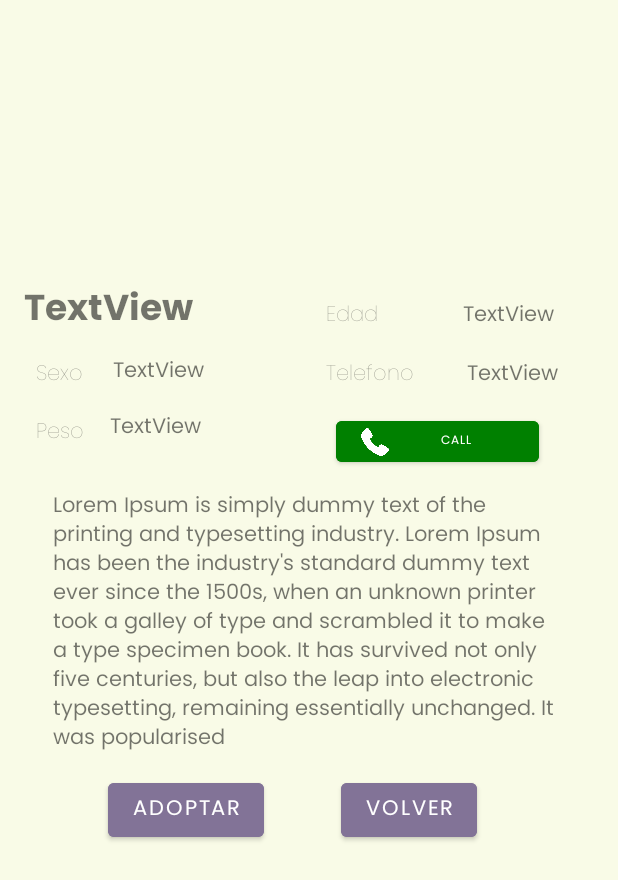
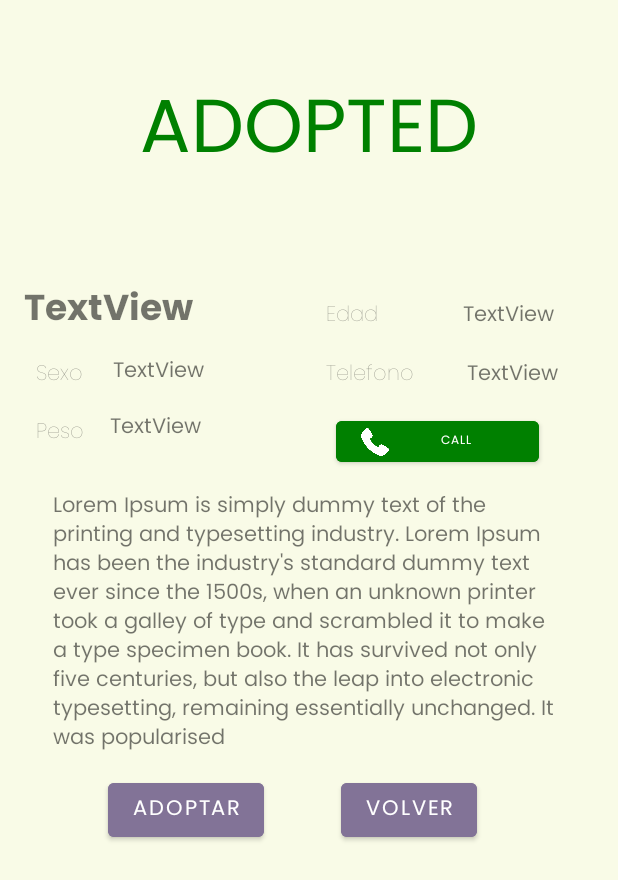
Before and after one commit to gp3ort/DogApp, an Android app built with Jetpack Compose: the layout fragment_dog_detail.xml on its own in the app's theme, with its tools: preview values and no code run, on a phone screen of 412 x 824 dp. Shown: the top 880 px of the screen. Run offline under Robolectric (Android 15) with nearby library versions, the phone set to English and light mode, and no system bars.

Commit message:
adopted text added

```diff
--- a/app/src/main/java/com/ort/dogadoption/ui/fragments/DogDetailFragment.kt
+++ b/app/src/main/java/com/ort/dogadoption/ui/fragments/DogDetailFragment.kt
@@ -51,11 +51,15 @@ class DogDetailFragment : Fragment() {
         val backButton = view.findViewById<Button>(R.id.detailBackButtonId)
         val phoneButton = view.findViewById<Button>(R.id.detailPhoneButtonId)
         val phoneDetail = view.findViewById<TextView>(R.id.detailPhoneId)
+
         val adoptionButton = view.findViewById<TextView>(R.id.detailButtonId)
+        val adoptedText = view.findViewById<TextView>(R.id.detailAdoptedText)
 
 
         if(pet.adopted!!){
             adoptionButton.visibility = View.INVISIBLE
+        }else {
+            adoptedText.visibility = View.INVISIBLE
         }
 
         backButton.setOnClickListener{
--- a/app/src/main/res/layout/fragment_dog_detail.xml
+++ b/app/src/main/res/layout/fragment_dog_detail.xml
@@ -16,6 +16,7 @@
         android:layout_marginEnd="1dp"
         android:layout_weight="1"
         app:layout_constraintEnd_toEndOf="parent"
+        app:layout_constraintHorizontal_bias="1.0"
         app:layout_constraintStart_toStartOf="parent"
         app:layout_constraintTop_toTopOf="parent" />
 
@@ -175,4 +176,16 @@
         app:layout_constraintStart_toEndOf="@+id/detailPesoId"
         app:layout_constraintTop_toBottomOf="@+id/detailPhoneId" />
 
+    <TextView
+        android:id="@+id/detailAdoptedText"
+        android:layout_width="wrap_content"
+        android:layout_height="wrap_content"
+        android:layout_marginTop="48dp"
+        android:text="ADOPTED"
+        android:textColor="@color/green"
+        android:textSize="50dp"
+        app:layout_constraintEnd_toEndOf="parent"
+        app:layout_constraintStart_toStartOf="parent"
+        app:layout_constraintTop_toTopOf="parent" />
+
 </androidx.constraintlayout.widget.ConstraintLayout>
```
